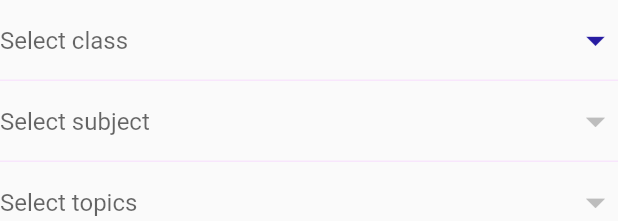
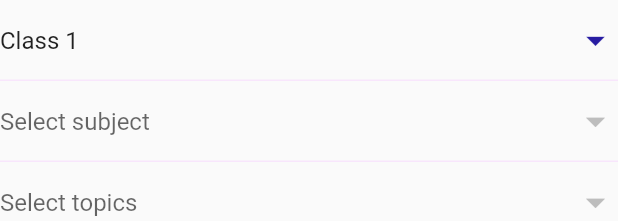
Before and after one commit to Tejaswika/Parvarish-Parent, a Flutter app: the QuizForm widget shown alone on an empty page, opened directly, on a phone screen of 412 x 824 dp. Shown: the top 221 px of the screen. Run offline on Flutter 3.47's test engine with Material 2 defaults, Android fonts, the light colour scheme and no system bars; our stand-ins replace carousel_slider, cloud_firestore, firebase_auth, firebase_core, firebase_messaging, flutter_local_notifications and 3 more; missing offline and left inert: animated_snack_bar; accounts and stored records are empty; network calls fail.

Commit message:
quiz integration error resolved

```diff
--- a/lib/widgets/quiz_form.dart
+++ b/lib/widgets/quiz_form.dart
@@ -20,60 +20,71 @@ class _QuizFormState extends State<QuizForm> {
   final FirebaseFirestore _firestore = FirebaseFirestore.instance;
   late final CollectionReference _quizCollection =
       _firestore.collection(DBConstants.quizCollectionName);
+  bool _isDataLoading = true;
   Map<String, dynamic> classData = {};
   Map<String, dynamic> subjectData = {};
   Map<String, dynamic> topicData = {};
   Map<String, dynamic> diffData = {};
   Map<String, dynamic> classList = {
-    "Class 1": "class_1",
-    "Class 2": "class_2",
-    "Class 3": "class_3",
-    "Class 4": "class_4",
-    "Class 5": "class_5",
-    "Class 6": "class_6",
-    "Class 7": "class_7",
-    "Class 8": "class_8",
-    "Class 9": "class_9",
-    "Class 10": "class_10",
-    "Class 11": "class_11",
-    "Class 12": "class_12",
+    "Class 1": "Class 1",
+    "Class 2": "Class 2",
+    "Class 3": "Class 3",
+    "Class 4": "Class 4",
+    "Class 5": "Class 5",
+    "Class 6": "Class 6",
+    "Class 7": "Class 7",
+    "Class 8": "Class 8",
+    "Class 9": "Class 9",
+    "Class 10": "Class 10",
+    "Class 11": "Class 11",
+    "Class 12": "Class 12",
   };
   List<DropdownMenuItem<String>> getClassDropdownList() {
     List<DropdownMenuItem<String>> classes = [];
-    classList.keys.forEach((grade) {
-      classes.add(DropdownMenuItem(child: Text(grade)));
-    });
+    for (var grade in classList.keys) {
+      classes.add(DropdownMenuItem(child: Text(grade), value: grade));
+    }
+    // print(classes);
     return classes;
   }
 
   List<DropdownMenuItem<String>> getSubjectDropDownList() {
     List<DropdownMenuItem<String>> subjects = [];
-    classData.keys.forEach((subject) {
-      subjects.add(DropdownMenuItem(child: Text(subject)));
-    });
+    for (var subject in classData.keys) {
+      subjects.add(DropdownMenuItem(child: Text(subject), value: subject));
+    }
+    // print(subjects);
     return subjects;
   }
 
   List<DropdownMenuItem<String>> getTopicDropDownList() {
     List<DropdownMenuItem<String>> topics = [];
-    subjectData.keys.forEach((topic) {
-      topics.add(DropdownMenuItem(child: Text(topic)));
-    });
+    for (var topic in subjectData.keys) {
+      topics.add(DropdownMenuItem(
+        child: Text(topic),
+        value: topic,
+      ));
+    }
+    // print(topics);
     return topics;
   }
 
   List<DropdownMenuItem<String>> getDiffDropDownList() {
     List<DropdownMenuItem<String>> diff = [];
-    topicData.keys.forEach((difficulty) {
-      diff.add(DropdownMenuItem(child: Text(difficulty)));
-    });
+    for (var difficulty in topicData.keys) {
+      diff.add(DropdownMenuItem(
+        child: Text(difficulty),
+        value: difficulty,
+      ));
+    }
+    // print(diff);
     return diff;
   }
 
-  String selectedClass = "",
-      selectedSub = "",
-      selectedTopic = "",
-      selectedDiff = "";
+  String? selectedClass = "Class 1";
+  String? selectedSub;
+  String? selectedTopic;
+  String? selectedDiff;
   final _formKey = GlobalKey<FormState>();
   void _showQuizOptions(BuildContext context) {
     showModalBottomSheet(
@@ -86,6 +97,7 @@ class _QuizFormState extends State<QuizForm> {
 
   @override
   Widget build(BuildContext context) {
+    print(classData);
     return Form(
       key: _formKey,
       child: Column(
@@ -98,20 +110,17 @@ class _QuizFormState extends State<QuizForm> {
             //   return null;
             // },
             iconSize: 30,
-            hint: Text("Select class"),
+            hint: const Text("Select class"),
             iconEnabledColor: Theme.of(context).colorScheme.primary,
             isExpanded: true,
-            value: selectedClass,
             elevation: 10,
             items: getClassDropdownList(),
             onChanged: (String? newValue) {
               if (newValue != null) {
-                setState(() {
-                  selectedClass = newValue;
-                });
                 _getClassData(newValue);
               }
             },
+            value: selectedClass,
           ),
           DropdownButtonFormField<String>(
             // validator: (value) {
@@ -121,10 +130,9 @@ class _QuizFormState extends State<QuizForm> {
             //   return null;
             // },
             iconSize: 30,
-            hint: Text("Select subject"),
+            hint: const Text("Select subject"),
             iconEnabledColor: Theme.of(context).colorScheme.primary,
             isExpanded: true,
-            value: selectedSub,
             elevation: 10,
             items: classData.isNotEmpty ? getSubjectDropDownList() : [],
             onChanged: (String? newValue) {
@@ -135,6 +143,7 @@ class _QuizFormState extends State<QuizForm> {
                 _getSubjectData(newValue);
               }
             },
+            value: selectedSub,
           ),
           DropdownButtonFormField<String>(
             // validator: (value) {
@@ -144,10 +153,9 @@ class _QuizFormState extends State<QuizForm> {
             //   return null;
             // },
             iconSize: 30,
-            hint: Text("Select topics"),
+            hint: const Text("Select topics"),
             iconEnabledColor: Theme.of(context).colorScheme.primary,
             isExpanded: true,
-            value: selectedTopic,
             elevation: 10,
             items: subjectData.isNotEmpty ? getTopicDropDownList() : [],
             onChanged: (String? newValue) {
@@ -158,6 +166,7 @@ class _QuizFormState extends State<QuizForm> {
                 _getTopicData(newValue);
               }
             },
+            value: selectedTopic,
           ),
           DropdownButtonFormField<String>(
             // validator: (value) {
@@ -167,10 +176,9 @@ class _QuizFormState extends State<QuizForm> {
             //   return null;
             // },
             iconSize: 30,
-            hint: Text("Select difiiculty"),
+            hint: const Text("Select difiiculty"),
             iconEnabledColor: Theme.of(context).colorScheme.primary,
             isExpanded: true,
-            value: selectedDiff,
             elevation: 10,
             items: subjectData.isNotEmpty ? getDiffDropDownList() : [],
             onChanged: (String? newValue) {
@@ -181,6 +189,7 @@ class _QuizFormState extends State<QuizForm> {
                 });
               }
             },
+            value: selectedDiff,
           ),
           Row(
             mainAxisAlignment: MainAxisAlignment.end,
@@ -209,13 +218,16 @@ class _QuizFormState extends State<QuizForm> {
   void _getClassData(String grade) async {
     DocumentReference documentReferencer =
         _quizCollection.doc(classList[grade]);
-    DocumentSnapshot quizDataSnapshot = await documentReferencer.get();
-    Map<String, dynamic>? data =
-        quizDataSnapshot.data() as Map<String, dynamic>;
-    setState(() {
-      classData = data;
+    await documentReferencer.get().then((DocumentSnapshot quizDataSnapshot) {
+      Map<String, dynamic>? data =
+          quizDataSnapshot.data() as Map<String, dynamic>;
+      setState(() {
+        selectedClass = grade;
+        classData = data;
+      });
+      _isDataLoading = false;
+      print(data);
     });
-    // print(data);
   }
 
   void _getSubjectData(String subject) {
```
Also changed, not shown: lib/screens/quiz_screen.dart (+5 -5 lines).
